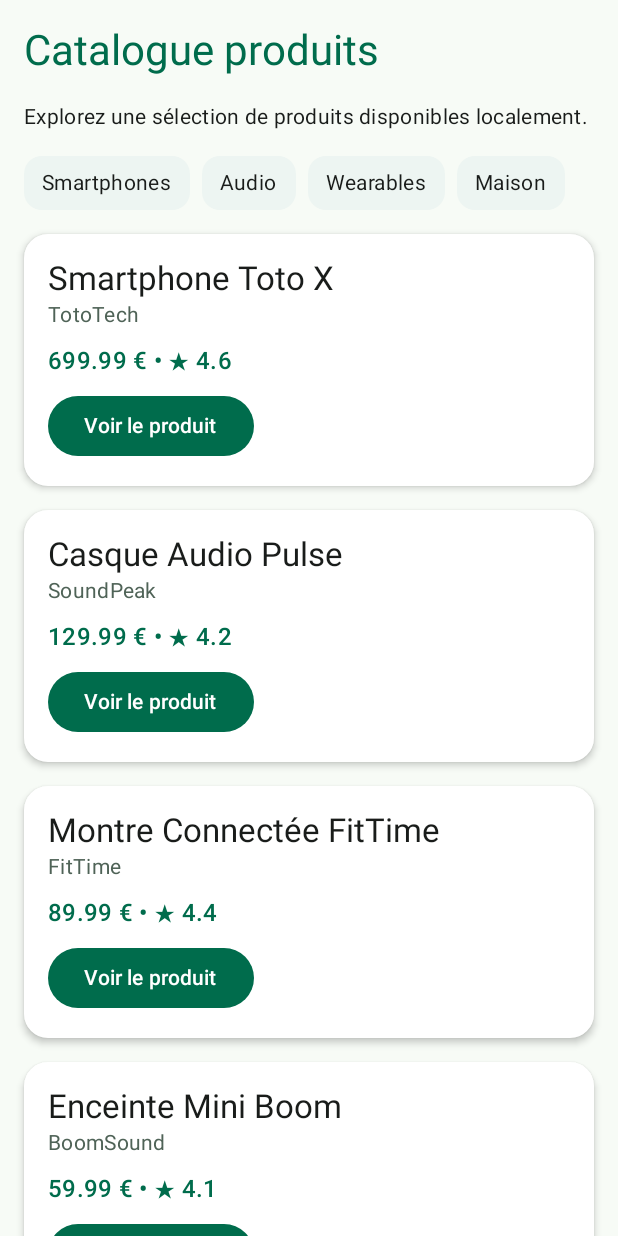
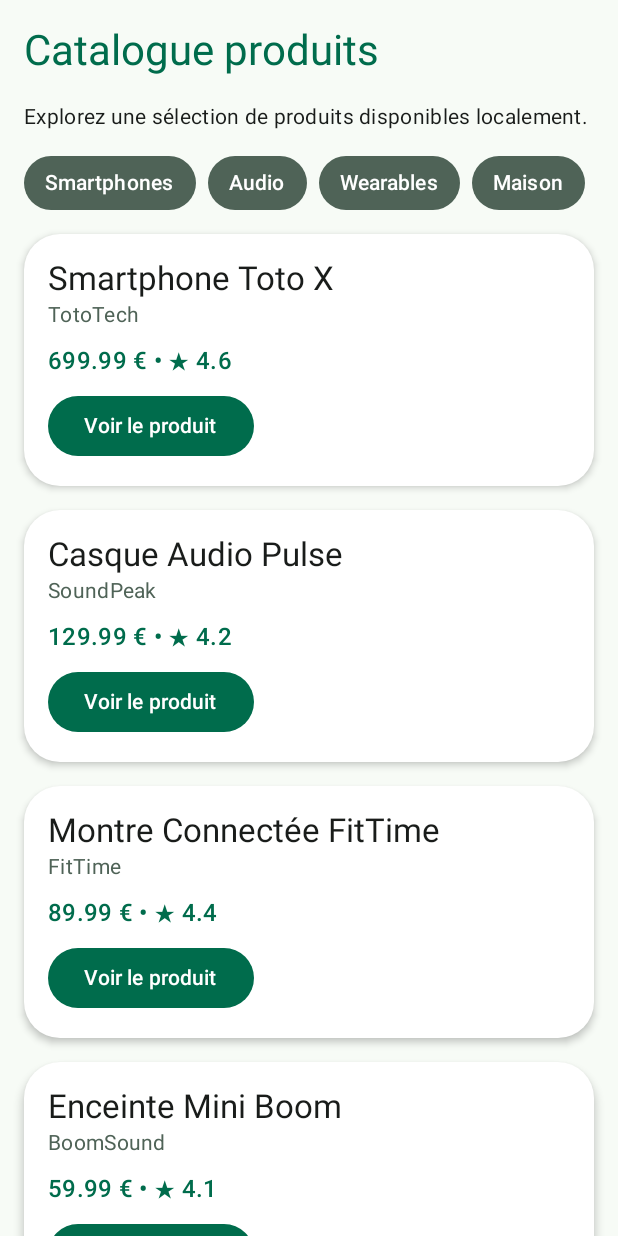
Before and after one commit to Ju-HQP/ProductExplorerTP2, an Android app built with Jetpack Compose: the screen it shows after launch (MainActivity), on a phone screen of 412 x 824 dp. Run offline under Robolectric (Android 15) with nearby library versions, the phone set to English and light mode, and no system bars.

Commit message:
style: ajout des tailles de typo et des shapes personnalisés dans Theme.kt et modifs du code visuel

```diff
--- a/app/src/main/java/com/example/productexplorer/MainActivity.kt
+++ b/app/src/main/java/com/example/productexplorer/MainActivity.kt
@@ -314,13 +314,16 @@ class MainActivity : ComponentActivity() {
     ) {
         Surface(
             modifier = modifier,
-            shape = MaterialTheme.shapes.medium,
-            tonalElevation = 2.dp
+            shape = MaterialTheme.shapes.extraLarge,
+            // couleur de fond
+            color = MaterialTheme.colorScheme.secondary,
+            // couleur de contenu
+            contentColor = MaterialTheme.colorScheme.onPrimary
         ) {
             Text(
                 text = label,
-                modifier = Modifier.padding(horizontal = 12.dp, vertical = 8.dp),
-                style = MaterialTheme.typography.bodyMedium
+                modifier = Modifier.padding(horizontal = 14.dp, vertical = 8.dp),
+                style = MaterialTheme.typography.labelLarge
             )
         }
     }
--- a/app/src/main/java/com/example/productexplorer/ui/theme/Theme.kt
+++ b/app/src/main/java/com/example/productexplorer/ui/theme/Theme.kt
@@ -1,16 +1,18 @@
 package com.example.productexplorer.ui.theme
 
-import android.app.Activity
-import android.os.Build
 import androidx.compose.foundation.isSystemInDarkTheme
+import androidx.compose.foundation.shape.RoundedCornerShape
 import androidx.compose.material3.MaterialTheme
+import androidx.compose.material3.Shapes
+import androidx.compose.material3.Typography
 import androidx.compose.material3.darkColorScheme
-import androidx.compose.material3.dynamicDarkColorScheme
-import androidx.compose.material3.dynamicLightColorScheme
 import androidx.compose.material3.lightColorScheme
 import androidx.compose.runtime.Composable
 import androidx.compose.ui.graphics.Color
-import androidx.compose.ui.platform.LocalContext
+import androidx.compose.ui.text.TextStyle
+import androidx.compose.ui.text.font.FontWeight
+import androidx.compose.ui.unit.dp
+import androidx.compose.ui.unit.sp
 
 private val DarkColorScheme = darkColorScheme(
     primary = Color(0xFF7DDBB0),
@@ -30,6 +32,43 @@ private val LightColorScheme = lightColorScheme(
     surface = Color(0xFFFFFFFF),
     onSurface = Color(0xFF191C1A)
 )
+// shapes (arrondis)
+private val ProductShapes = Shapes(
+    small = RoundedCornerShape(8.dp),
+    medium = RoundedCornerShape(16.dp),
+    large = RoundedCornerShape(24.dp),
+    extraLarge = RoundedCornerShape(32.dp)
+)
+
+// Typo tailles
+
+val ProductTypography = Typography(
+    headlineMedium = TextStyle(
+        fontSize = 28.sp,
+        lineHeight = 34.sp,
+        fontWeight = FontWeight.Bold
+    ),
+    titleLarge = TextStyle(
+        fontSize = 20.sp,
+        lineHeight = 26.sp,
+        fontWeight = FontWeight.SemiBold
+    ),
+    titleMedium = TextStyle(
+        fontSize = 16.sp,
+        lineHeight = 22.sp,
+        fontWeight = FontWeight.SemiBold
+    ),
+    bodyMedium = TextStyle(
+        fontSize = 14.sp,
+        lineHeight = 20.sp,
+        fontWeight = FontWeight.Normal
+    ),
+    labelLarge = TextStyle(
+        fontSize = 14.sp,
+        lineHeight = 18.sp,
+        fontWeight = FontWeight.Medium
+    )
+)
 @Composable
 fun ProductExplorerTheme(
     darkTheme: Boolean = isSystemInDarkTheme(),
@@ -43,6 +82,7 @@ fun ProductExplorerTheme(
     MaterialTheme(
         colorScheme = colorScheme,
         typography = Typography,
+        shapes = ProductShapes, // -> ex: MaterialTheme.shapes renvoie à notre redéfinition des shapes
         content = content
     )
 }
```
